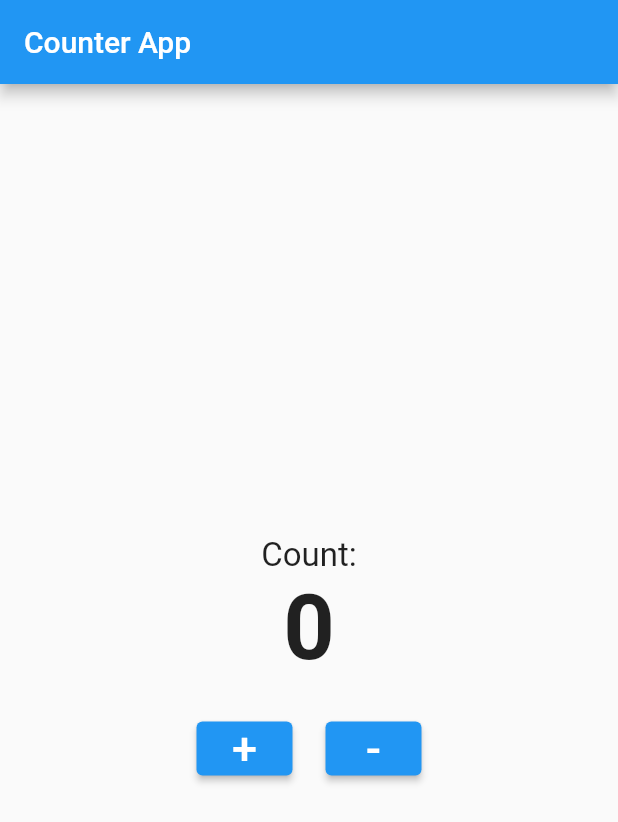
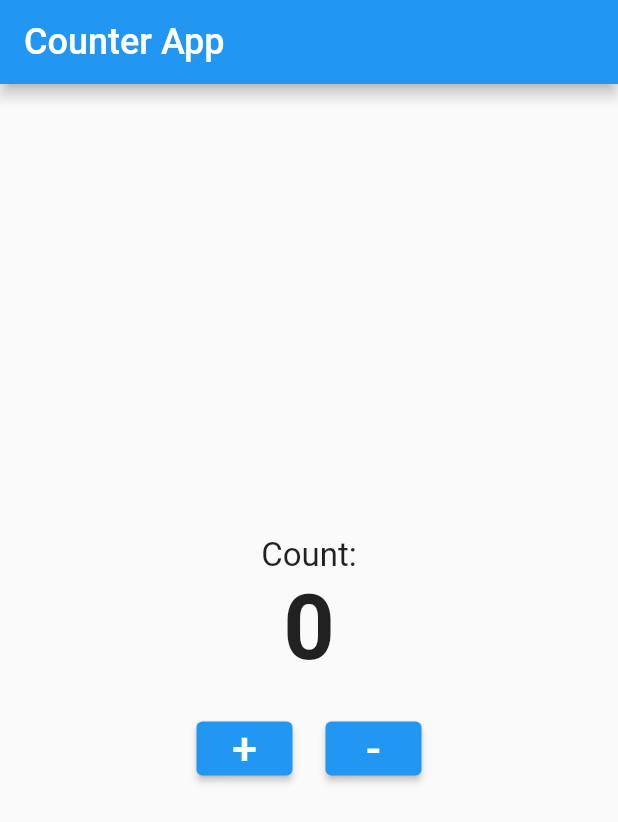
Before and after one commit to AyeshaSadia51/Flutter_LiveTEST, a Flutter app: the screen it shows after launch, on a phone screen of 412 x 824 dp. Shown: the top 822 px of the screen. Run offline on Flutter 3.47's test engine with Material 2 defaults, Android fonts, the light colour scheme and no system bars.

Commit message:
Live Test of Mod_7

```diff
--- a/lib/main.dart
+++ b/lib/main.dart
@@ -42,7 +42,7 @@ class _CounterScreenState extends State<CounterScreen> {
           title: Text('Button pressed $count times'),
           actions:[
             TextButton(
-              child: Text('Close'),
+              child: Text('Close', style: TextStyle(fontSize: 20),),
               onPressed: () {
                 Navigator.of(context).pop();
               },
@@ -57,7 +57,7 @@ class _CounterScreenState extends State<CounterScreen> {
   Widget build(BuildContext context) {
     return Scaffold(
       appBar: AppBar(
-        title: Text('Counter App'),
+        title: Text('Counter App', style: TextStyle(fontSize: 24),),
       ),
       body: Center(
         child: Column(
```
